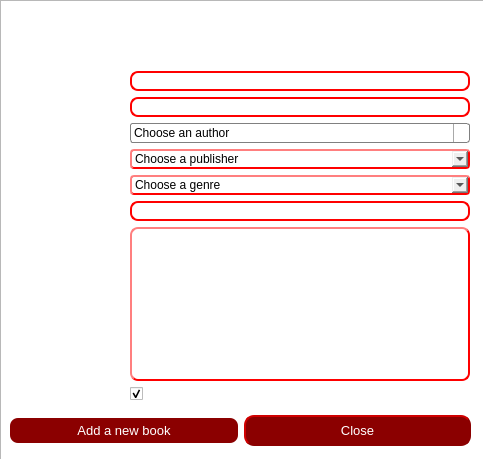
Above: source/bookdialog.ui from sophieham/Glybook before the change. Below: the same form after it.
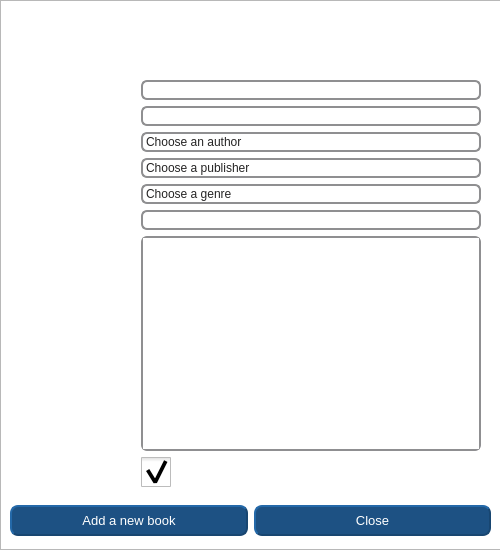
That is the form after the change. Icons and pictures are not drawn.

Patch:
```diff
--- a/source/bookdialog.ui
+++ b/source/bookdialog.ui
@@ -6,8 +6,8 @@
    <rect>
     <x>0</x>
     <y>0</y>
-    <width>483</width>
-    <height>459</height>
+    <width>500</width>
+    <height>550</height>
    </rect>
   </property>
   <property name="windowTitle">
@@ -19,18 +19,55 @@
   </property>
   <property name="styleSheet">
    <string notr="true">QLineEdit {
-    border: 2px solid red;
-    border-radius: 8px;
-    padding: 0 8px;
-    background: white;
+border: 2px solid #8f8f91;
+border-radius: 6px;
+   /* background-image: url(:/icons/search.png);
+    background-repeat: no-repeat;
+    background-position: left;*/
+    color: #252424;
+    font-family: SegoeUI;
+    font-size: 12px;
 }
 
-QPlainTextEdit{
-    border: 2px solid red;
-    border-radius: 8px;
-    padding: 0 8px;
-    background: white;
-}</string>
+QPushButton {
+	color: white;
+	border-radius: 8px;
+	background-color: rgb(29, 81, 131);
+    border-style: outset;
+    border-width: 2px;
+    border-color:rgb(24, 70, 113);
+    padding: 6px;
+}
+QPushButton:pressed {
+    border-style: inset;
+}
+
+QPushButton:hover {
+	background-color: rgb(23, 66, 106);
+    color:white;
+    border-style: outset;
+}
+
+QComboBox{
+	color: #252424;
+    font-family: SegoeUI;
+    font-size: 12px;
+	border: 2px solid #8f8f91;
+	border-radius: 6px;
+}
+
+QComboBox::drop-down {
+    width: 18px;
+    border-left-color: rgb(68, 68, 68);
+    border-left-style: solid;
+}
+
+QComboBox::down-arrow {
+	margin-right:5px;
+    image: url(:/icons/down-arrow.png);
+	background-color: white;
+}
+</string>
   </property>
   <property name="modal">
    <bool>true</bool>
@@ -38,16 +75,19 @@
   <widget class="QWidget" name="formLayoutWidget">
    <property name="geometry">
     <rect>
-     <x>9</x>
-     <y>71</y>
+     <x>20</x>
+     <y>80</y>
      <width>461</width>
-     <height>335</height>
+     <height>407</height>
     </rect>
    </property>
    <layout class="QFormLayout" name="formLayout">
     <property name="sizeConstraint">
      <enum>QLayout::SetMinimumSize</enum>
     </property>
+    <property name="labelAlignment">
+     <set>Qt::AlignCenter</set>
+    </property>
     <item row="0" column="0">
      <widget class="QLabel" name="isbnLabel">
       <property name="palette">
@@ -498,7 +538,7 @@
        </font>
       </property>
       <property name="text">
-       <string>ISBN (book id)</string>
+       <string>ISBN (id)</string>
       </property>
      </widget>
     </item>
@@ -1424,6 +1464,26 @@
       </property>
      </widget>
     </item>
+    <item row="2" column="1">
+     <widget class="QComboBox" name="authorList">
+      <property name="styleSheet">
+       <string notr="true"/>
+      </property>
+      <property name="currentText">
+       <string>Choose an author</string>
+      </property>
+      <item>
+       <property name="text">
+        <string>Choose an author</string>
+       </property>
+      </item>
+      <item>
+       <property name="text">
+        <string>Add a new author</string>
+       </property>
+      </item>
+     </widget>
+    </item>
     <item row="3" column="0">
      <widget class="QLabel" name="publisherLabel">
       <property name="palette">
@@ -1878,6 +1938,23 @@
       </property>
      </widget>
     </item>
+    <item row="3" column="1">
+     <widget class="QComboBox" name="publisherList">
+      <property name="styleSheet">
+       <string notr="true"/>
+      </property>
+      <item>
+       <property name="text">
+        <string>Choose a publisher</string>
+       </property>
+      </item>
+      <item>
+       <property name="text">
+        <string>Add a new publisher</string>
+       </property>
+      </item>
+     </widget>
+    </item>
     <item row="4" column="0">
      <widget class="QLabel" name="genreLabel">
       <property name="palette">
@@ -2332,6 +2409,23 @@
       </property>
      </widget>
     </item>
+    <item row="4" column="1">
+     <widget class="QComboBox" name="genreList">
+      <property name="styleSheet">
+       <string notr="true"/>
+      </property>
+      <item>
+       <property name="text">
+        <string>Choose a genre</string>
+       </property>
+      </item>
+      <item>
+       <property name="text">
+        <string>Add a new genre</string>
+       </property>
+      </item>
+     </widget>
+    </item>
     <item row="5" column="0">
      <widget class="QLabel" name="publicationYearLabel">
       <property name="palette">
@@ -3247,17 +3341,6 @@
       </property>
      </widget>
     </item>
-    <item row="6" column="1">
-     <widget class="QPlainTextEdit" name="summaryTextEdit">
-      <property name="styleSheet">
-       <string notr="true">border: 2px outset red;
-border-radius: 8px;</string>
-      </property>
-      <property name="backgroundVisible">
-       <bool>false</bool>
-      </property>
-     </widget>
-    </item>
     <item row="7" column="0">
      <widget class="QLabel" name="freeLabel">
       <property name="palette">
@@ -3720,17 +3803,17 @@
 }
 
 QCheckBox::indicator {
-    width: 13px;
-    height: 13px;
+    width: 30px;
+    height: 30px;
 }
 
 QCheckBox::indicator:unchecked {
-    image: url(:/images/checkbox_unchecked.png);
+    image: url(:/icons/tick.png);
 }
 
 QCheckBox::indicator:checked {
     
-	image: url(:/icons/plus.png);
+	image: url(:/icons/ticked.png);
 }
 </string>
       </property>
@@ -3739,109 +3822,20 @@
       </property>
      </widget>
     </item>
-    <item row="3" column="1">
-     <widget class="QComboBox" name="publisherList">
+    <item row="6" column="1">
+     <widget class="QPlainTextEdit" name="summaryTextEdit">
       <property name="styleSheet">
-       <string notr="true">border: 2px outset red;
-border-radius: 4px;</string>
-      </property>
-      <item>
-       <property name="text">
-        <string>Choose a publisher</string>
-       </property>
-      </item>
-      <item>
-       <property name="text">
-        <string>Add a new publisher</string>
-       </property>
-      </item>
-     </widget>
-    </item>
-    <item row="4" column="1">
-     <widget class="QComboBox" name="genreList">
-      <property name="styleSheet">
-       <string notr="true">border: 2px outset red;
-border-radius: 4px;</string>
-      </property>
-      <item>
-       <property name="text">
-        <string>Choose a genre</string>
-       </property>
-      </item>
-      <item>
-       <property name="text">
-        <string>Add a new genre</string>
-       </property>
-      </item>
-     </widget>
-    </item>
-    <item row="2" column="1">
-     <widget class="QComboBox" name="authorList">
-      <property name="styleSheet">
-       <string notr="true">QComboBox {
-    border: 1px solid gray;
-    border-radius: 3px;
-    padding: 1px 18px 1px 3px;
-    min-width: 6em;
-}
-
-QComboBox:editable {
-    background: white;
-}
-
-QComboBox:!editable, QComboBox::drop-down:editable {
-     background: qlineargradient(x1: 0, y1: 0, x2: 0, y2: 1,
-                                 stop: 0 #E1E1E1, stop: 0.4 #DDDDDD,
-                                 stop: 0.5 #D8D8D8, stop: 1.0 #D3D3D3);
-}
-
-/* QComboBox gets the &quot;on&quot; state when the popup is open */
-QComboBox:!editable:on, QComboBox::drop-down:editable:on {
-    background: qlineargradient(x1: 0, y1: 0, x2: 0, y2: 1,
-                                stop: 0 #D3D3D3, stop: 0.4 #D8D8D8,
-                                stop: 0.5 #DDDDDD, stop: 1.0 #E1E1E1);
-}
-
-QComboBox:on { /* shift the text when the popup opens */
-    padding-top: 3px;
-    padding-left: 4px;
-}
-
-QComboBox::drop-down {
-    subcontrol-origin: padding;
-    subcontrol-position: top right;
-    width: 15px;
-
-    border-left-width: 1px;
-    border-left-color: darkgray;
-    border-left-style: solid; /* just a single line */
-    border-top-right-radius: 3px; /* same radius as the QComboBox */
-    border-bottom-right-radius: 3px;
-}
-
-QComboBox::down-arrow {
-    
-	image: url(:/icons/cadenas.png);
-}
-
-QComboBox::down-arrow:on { /* shift the arrow when popup is open */
-    top: 1px;
-    left: 1px;
+       <string notr="true">QPlainTextEdit {
+	border: 2px solid #8f8f91;
+	border-radius: 6px;
+ 	color: #252424;
+    font-family: SegoeUI;
+    font-size: 12px;
 }</string>
       </property>
-      <property name="currentText">
-       <string>Choose an author</string>
+      <property name="backgroundVisible">
+       <bool>false</bool>
       </property>
-      <item>
-       <property name="text">
-        <string>Choose an author</string>
-       </property>
-      </item>
-      <item>
-       <property name="text">
-        <string>Add a new author</string>
-       </property>
-      </item>
      </widget>
     </item>
    </layout>
@@ -3872,8 +3866,8 @@
    <property name="geometry">
     <rect>
      <x>10</x>
-     <y>410</y>
-     <width>461</width>
+     <y>500</y>
+     <width>481</width>
      <height>41</height>
     </rect>
    </property>
@@ -3892,12 +3886,7 @@
        </font>
       </property>
       <property name="styleSheet">
-       <string notr="true">color: white;
-border-radius: 8px;
-background: #8B0000;
-padding: 5;
-
-</string>
+       <string notr="true"/>
       </property>
       <property name="text">
        <string>Add a new book</string>
@@ -3918,25 +3907,7 @@
        </font>
       </property>
       <property name="styleSheet">
-       <string notr="true">QPushButton#close_pushButton {
-	color: white;
-	border-radius: 8px;
-	background-color:rgb(139, 0, 0);
-    border-style: outset;
-    border-width: 2px;
-    border-radius: 10px;
-    border-color:#8B0000;
-    padding: 6px;
-}
-QPushButton#close_pushButton:pressed {
-    border-style: inset;
-}
-
-QPushButton#close_pushButton:hover {
-	background-color: rgb(185, 0, 0);
-    color:white;
-    border-style: inset;
-}</string>
+       <string notr="true"/>
       </property>
       <property name="text">
        <string>Close</string>
@@ -3950,12 +3921,12 @@
     <rect>
      <x>0</x>
      <y>0</y>
-     <width>491</width>
-     <height>461</height>
+     <width>501</width>
+     <height>550</height>
     </rect>
    </property>
    <property name="styleSheet">
-    <string notr="true">background-image: url(:/icons/fond.jpg);</string>
+    <string notr="true">background-image: url(:/icons/fond.jpg)</string>
    </property>
   </widget>
   <zorder>graphicsView</zorder>
```
